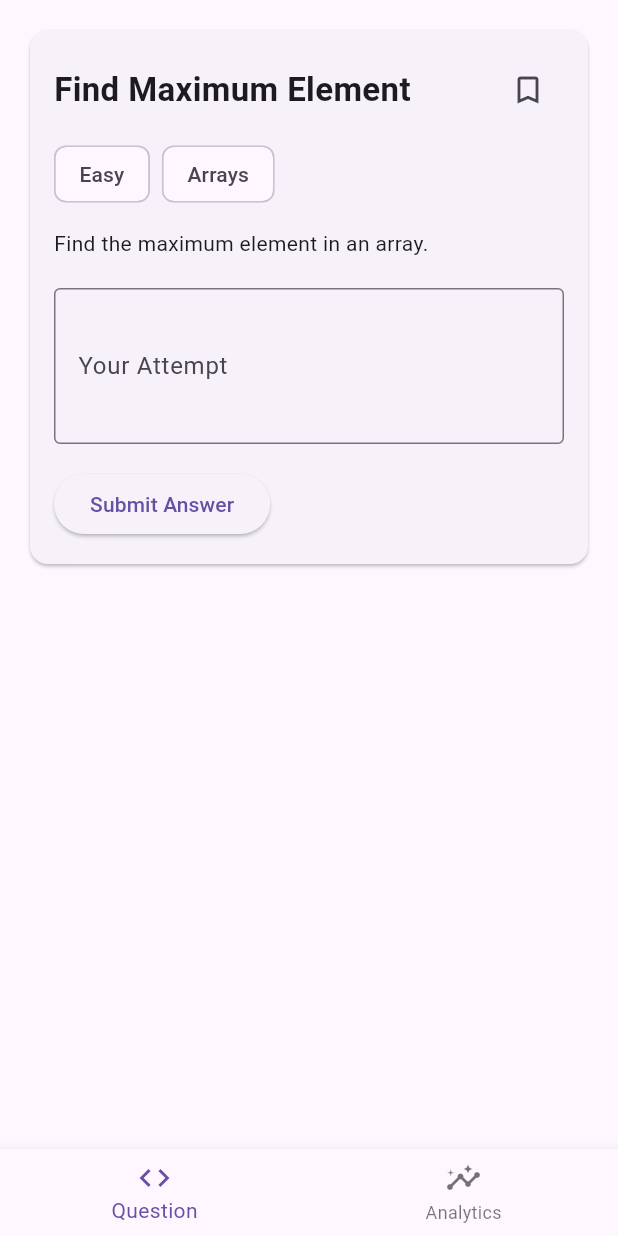
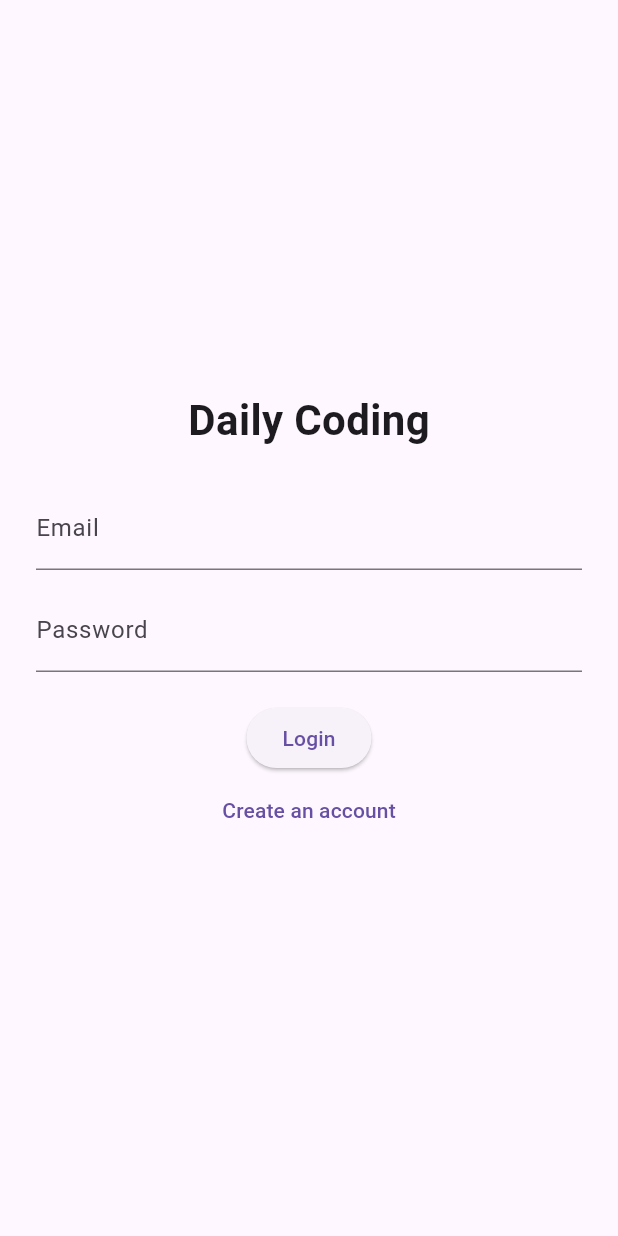
Before and after one commit to SoorajGP/gdg, a Flutter app: the screen it shows after launch, on a phone screen of 412 x 824 dp. Run offline on Flutter 3.47's test engine with Material 3 defaults, Android fonts, the phone set to English and light mode, and no system bars; our stand-ins replace firebase_auth, firebase_core, shared_preferences; accounts and stored records are empty.

Commit message:
Add firebase Auth with login gate and Android emulator support

```diff
--- a/daily_coding_app/lib/main.dart
+++ b/daily_coding_app/lib/main.dart
@@ -1,18 +1,41 @@
 import 'package:flutter/material.dart';
+import 'package:firebase_core/firebase_core.dart';
+
 import 'screens/home_shell.dart';
+import 'services/auth_service.dart';
+import 'screens/login_screen.dart';
 
-void main() {
+
+
+
+void main() async {
+  WidgetsFlutterBinding.ensureInitialized();
+  await Firebase.initializeApp();
   runApp(const DailyCodingApp());
 }
+
 
 class DailyCodingApp extends StatelessWidget {
   const DailyCodingApp({super.key});
 
   @override
   Widget build(BuildContext context) {
-    return const MaterialApp(
+    return MaterialApp(
       debugShowCheckedModeBanner: false,
-      home: HomeShell(),
+      home: StreamBuilder(
+        stream: AuthService.authState(),
+        builder: (context, snapshot) {
+          if (snapshot.connectionState == ConnectionState.waiting) {
+            return const Scaffold(
+              body: Center(child: CircularProgressIndicator()),
+            );
+          }
+          if (snapshot.hasData) {
+            return const HomeShell();
+          }
+          return const LoginScreen();
+        },
+      ),
     );
   }
 }
--- /dev/null
+++ b/daily_coding_app/lib/screens/login_screen.dart
@@ -0,0 +1,87 @@
+import 'package:flutter/material.dart';
+import '../services/auth_service.dart';
+
+class LoginScreen extends StatefulWidget {
+  const LoginScreen({super.key});
+
+  @override
+  State<LoginScreen> createState() => _LoginScreenState();
+}
+
+class _LoginScreenState extends State<LoginScreen> {
+  String email = '';
+  String password = '';
+  bool isLogin = true;
+  String error = '';
+
+  @override
+  Widget build(BuildContext context) {
+    return Scaffold(
+      body: Padding(
+        padding: const EdgeInsets.all(24),
+        child: Column(
+          mainAxisAlignment: MainAxisAlignment.center,
+          children: [
+            const Text(
+              "Daily Coding",
+              style: TextStyle(fontSize: 28, fontWeight: FontWeight.bold),
+            ),
+            const SizedBox(height: 24),
+
+            TextField(
+              decoration: const InputDecoration(labelText: "Email"),
+              onChanged: (v) => email = v,
+            ),
+            const SizedBox(height: 12),
+
+            TextField(
+              decoration: const InputDecoration(labelText: "Password"),
+              obscureText: true,
+              onChanged: (v) => password = v,
+            ),
+
+            const SizedBox(height: 20),
+
+            ElevatedButton(
+              onPressed: () async {
+                try {
+                  if (isLogin) {
+                    await AuthService.signIn(email, password);
+                  } else {
+                    await AuthService.signUp(email, password);
+                  }
+                } catch (e) {
+                  setState(() => error = e.toString());
+                }
+              },
+              child: Text(isLogin ? "Login" : "Sign Up"),
+            ),
+
+            TextButton(
+              onPressed: () {
+                setState(() {
+                  isLogin = !isLogin;
+                  error = '';
+                });
+              },
+              child: Text(
+                isLogin
+                    ? "Create an account"
+                    : "Already have an account?",
+              ),
+            ),
+
+            if (error.isNotEmpty)
+              Padding(
+                padding: const EdgeInsets.only(top: 12),
+                child: Text(
+                  error,
+                  style: const TextStyle(color: Colors.red),
+                ),
+              ),
+          ],
+        ),
+      ),
+    );
+  }
+}
--- /dev/null
+++ b/daily_coding_app/lib/services/auth_service.dart
@@ -0,0 +1,36 @@
+import 'package:firebase_auth/firebase_auth.dart';
+
+class AuthService {
+  static final FirebaseAuth _auth = FirebaseAuth.instance;
+
+  /// Stream to listen to login/logout
+  static Stream<User?> authState() {
+    return _auth.authStateChanges();
+  }
+
+  /// Currently logged-in user
+  static User? get currentUser {
+    return _auth.currentUser;
+  }
+
+  /// Sign in existing user
+  static Future<void> signIn(String email, String password) async {
+    await _auth.signInWithEmailAndPassword(
+      email: email,
+      password: password,
+    );
+  }
+
+  /// Create new user
+  static Future<void> signUp(String email, String password) async {
+    await _auth.createUserWithEmailAndPassword(
+      email: email,
+      password: password,
+    );
+  }
+
+  /// Logout
+  static Future<void> signOut() async {
+    await _auth.signOut();
+  }
+}
--- a/daily_coding_app/pubspec.yaml
+++ b/daily_coding_app/pubspec.yaml
@@ -31,6 +31,9 @@ dependencies:
   flutter:
     sdk: flutter
   shared_preferences: ^2.2.2
+
+  firebase_core: ^2.27.0
+  firebase_auth: ^4.17.0
 
   # The following adds the Cupertino Icons font to your application.
   # Use with the CupertinoIcons class for iOS style icons.
```
Also changed, not shown: daily_coding_app/pubspec.lock, 6 other files.
